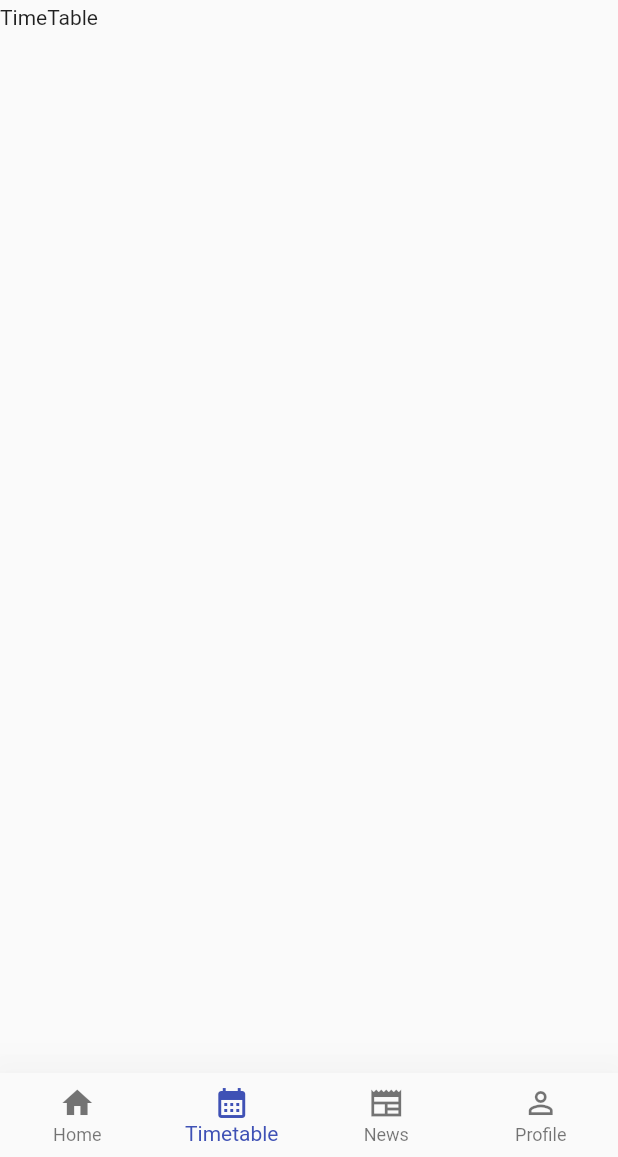
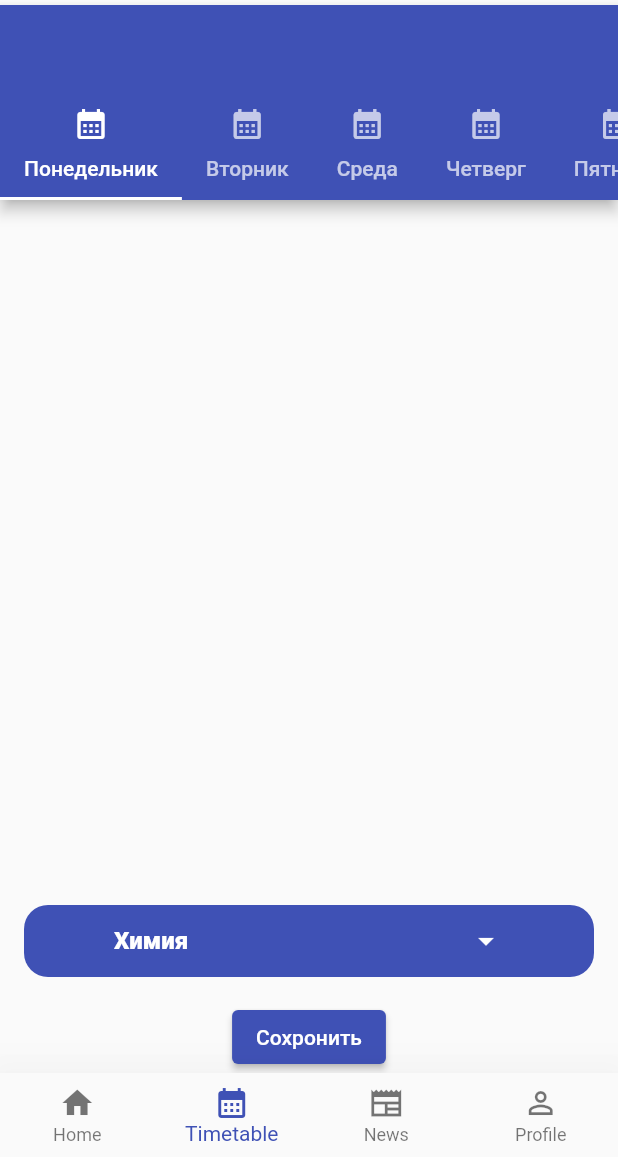
Before and after one commit to AliAltiyev/average_score, a Flutter app: the screen it shows after launch, item 2 of the bottom bar chosen, on a phone screen of 412 x 824 dp, the part 79-1236 px from its top. Run offline on Flutter 3.47's test engine with Material 2 defaults, Android fonts, the phone set to English and light mode, and no system bars; our stand-ins replace google_fonts; Roboto replaces fonts that are missing (Asap).

Commit message:
Add TimeTable and TapBar for selection and adding timetable

```diff
--- /dev/null
+++ b/lib/data/days_data.dart
@@ -0,0 +1,10 @@
+import '../model/time_table.dart';
+
+abstract class DaysData {
+  static List<TimeTable> mondayLessons = [];
+
+  static List<TimeTable> addMondayLessons(TimeTable timeTable) {
+    mondayLessons.add(timeTable);
+    return mondayLessons;
+  }
+}
--- a/lib/data/drop_down_data.dart
+++ b/lib/data/drop_down_data.dart
@@ -3,7 +3,7 @@ import 'package:average_score/model/lesson.dart';
 import 'package:flutter/material.dart';
 
 class Data {
-  static List<String> scoreRangeList = [
+  static List<String> lessonNames = [
     "Белорусский язык",
     "Белорусская литература",
     "Русский язык",
@@ -26,7 +26,7 @@ class Data {
   ];
 
   static List<DropdownMenuItem<String>> createDropDownItem() {
-    return scoreRangeList
+    return lessonNames
         .map((value) => DropdownMenuItem(
             value: value,
             child: Text(
--- /dev/null
+++ b/lib/model/time_table.dart
@@ -0,0 +1,22 @@
+class TimeTable {
+  String lessonName;
+  String time;
+
+  TimeTable(this.lessonName, this.time);
+
+  @override
+  bool operator ==(Object other) =>
+      identical(this, other) ||
+      other is TimeTable &&
+          runtimeType == other.runtimeType &&
+          lessonName == other.lessonName &&
+          time == other.time;
+
+  @override
+  int get hashCode => lessonName.hashCode ^ time.hashCode;
+
+  @override
+  String toString() {
+    return 'TimeTable{lessonName: $lessonName, time: $time}';
+  }
+}
--- /dev/null
+++ b/lib/pages/days/monday.dart
@@ -0,0 +1,73 @@
+import 'package:flutter/material.dart';
+
+import '../../constants/constants.dart';
+import '../../data/days_data.dart';
+import '../../data/drop_down_data.dart';
+import '../../model/time_table.dart';
+
+class Monday extends StatefulWidget {
+  List<TimeTable> mondayLeesonList = DaysData.mondayLessons;
+  List<Data> dropDawnData = [];
+  String lessonNames = "Химия";
+
+  Monday({Key? key}) : super(key: key);
+
+  @override
+  State<Monday> createState() => _MondayState();
+}
+
+class _MondayState extends State<Monday> {
+  @override
+  Widget build(BuildContext context) {
+    return Center(
+      child: Column(children: [
+        Expanded(
+          child: ListView.builder(
+              shrinkWrap: true,
+              itemExtent: 100,
+              itemCount: widget.mondayLeesonList.length,
+              itemBuilder: (BuildContext context, int index) {
+                return ExpansionTile(
+                  backgroundColor: Colors.pink,
+                  leading: const Icon(Icons.list),
+                  trailing: const Text(
+                    "GFG",
+                    style: TextStyle(color: Colors.green, fontSize: 15),
+                  ),
+                  title: Text("List item $index"),
+                );
+              }),
+        ),
+        Padding(
+          padding: const EdgeInsets.all(16.0),
+          child: Container(
+            padding: const EdgeInsets.symmetric(horizontal: 60),
+            decoration: BoxDecoration(
+                borderRadius: BorderRadius.circular(16),
+                color: AppConstants.mainColor),
+            child: DropdownButton<String>(
+              isExpanded: true,
+              underline: Container(),
+              dropdownColor: AppConstants.mainColor.shade900,
+              iconEnabledColor: Colors.white,
+              value: widget.lessonNames,
+              elevation: 16,
+              items: Data.createDropDownItem(),
+              onChanged: (value) {
+                setState(() {
+                  widget.lessonNames = value!;
+                });
+              },
+            ),
+          ),
+        ),
+        ElevatedButton(
+            onPressed: () {
+              var data = TimeTable(widget.lessonNames, "12:00");
+              DaysData.addMondayLessons(data);
+            },
+            child: Text("Сохронить"))
+      ]),
+    );
+  }
+}
--- a/lib/pages/main.dart
+++ b/lib/pages/main.dart
@@ -20,6 +20,9 @@ class _MainScreenState extends State<MainScreen> {
 
   void changeNavigationBarIndex(int index) {
     if (index == _selectedPageIndex) return;
+    if (_selectedPageIndex == 1) {
+      MaterialPageRoute(builder: (context) => TimeTableTab());
+    }
     setState(() {
       _selectedPageIndex = index;
     });
@@ -27,7 +30,7 @@ class _MainScreenState extends State<MainScreen> {
 
   final pages = <Widget>[
     Home(lessonsList: Data.lessonsList),
-    const TimeTable(),
+    const TimeTableTab(),
     const News(),
     const Profile()
   ];
--- a/lib/pages/time_table.dart
+++ b/lib/pages/time_table.dart
@@ -1,13 +1,94 @@
+import 'package:average_score/data/days_data.dart';
+import 'package:average_score/model/time_table.dart';
 import 'package:flutter/material.dart';
 
-class TimeTable extends StatelessWidget {
-  const TimeTable({Key? key}) : super(key: key);
+import 'days/monday.dart';
+
+class TimeTableTab extends StatefulWidget {
+  const TimeTableTab({Key? key}) : super(key: key);
+
+  @override
+  State<TimeTableTab> createState() => _TimeTableTabState();
+}
+
+class _TimeTableTabState extends State<TimeTableTab>
+    with TickerProviderStateMixin {
+  TabController? _tabController;
+  var timeTableIcon = const Icon(Icons.calendar_month);
+
+  @override
+  void initState() {
+    super.initState();
+    _tabController = TabController(vsync: this, length: 6);
+  }
 
   @override
   Widget build(BuildContext context) {
-    return Column(
-      children: [Text("TimeTable")],
-
+    return Scaffold(
+      appBar: AppBar(
+        bottom: TabBar(
+          isScrollable: true,
+          controller: _tabController,
+          tabs: [
+            Tab(
+              icon: timeTableIcon,
+              text: "Понедельник",
+            ),
+            Tab(
+              icon: timeTableIcon,
+              text: "Вторник",
+            ),
+            Tab(
+              icon: timeTableIcon,
+              text: "Среда",
+            ),
+            Tab(
+              icon: timeTableIcon,
+              text: "Четверг",
+            ),
+            Tab(
+              icon: timeTableIcon,
+              text: "Пятница",
+            ),
+            Tab(
+              icon: timeTableIcon,
+              text: "Суббота",
+            ),
+          ],
+        ),
+      ),
+      body: TabBarView(
+        controller: _tabController,
+        children: [
+          Monday(
+          ),
+          Container(
+            height: double.infinity,
+            width: double.infinity,
+            color: Colors.yellow,
+          ),
+          Container(
+            height: double.infinity,
+            width: double.infinity,
+            color: Colors.orange,
+          ),
+          Container(
+            height: double.infinity,
+            width: double.infinity,
+            color: Colors.pink,
+          ),
+          Container(
+            height: double.infinity,
+            width: double.infinity,
+            color: Colors.pink,
+          ),
+          Container(
+            height: double.infinity,
+            width: double.infinity,
+            color: Colors.pink,
+          ),
+        ],
+      ),
     );
   }
 }
```
